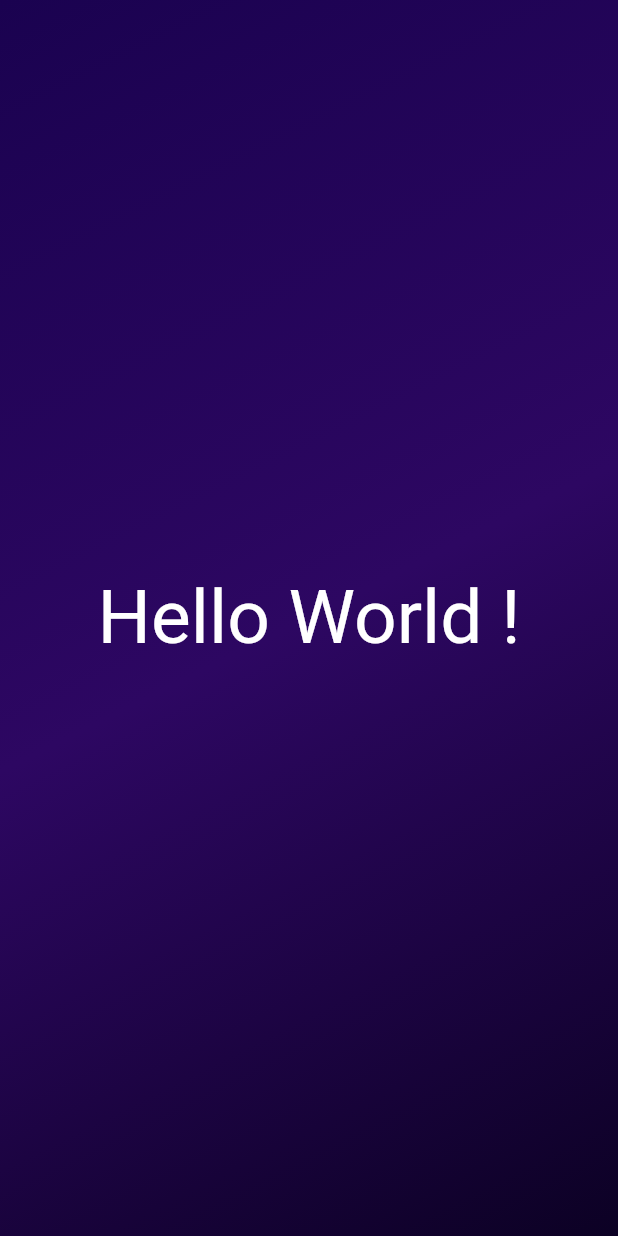
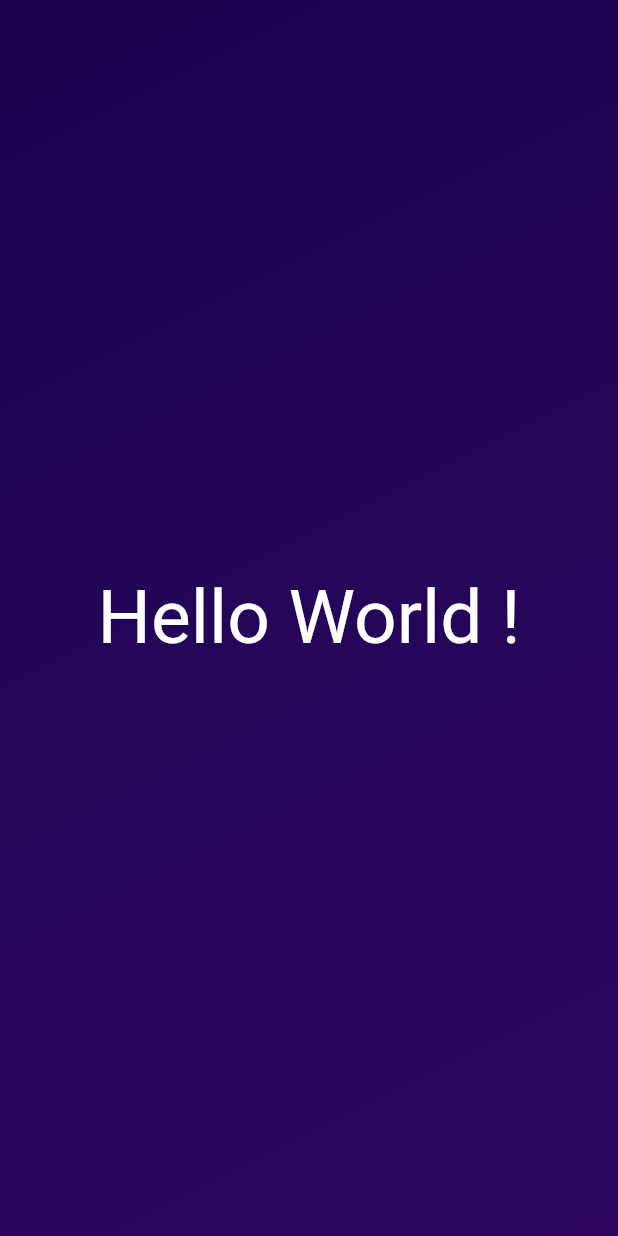
Before and after one commit to hackertruth/basic, a Flutter app: the screen it shows after launch, on a phone screen of 412 x 824 dp. Run offline on Flutter 3.47's test engine with Material 2 defaults, Android fonts, the phone set to English and light mode, and no system bars.

Commit message:
Created objects for both the StyleText and GradientContainer to dynamically receive data

```diff
--- a/lib/gradient_container.dart
+++ b/lib/gradient_container.dart
@@ -2,26 +2,53 @@ import 'package:flutter/material.dart';
 
 import 'package:basic/style_text.dart';
 
+var startAlignment = Alignment.topLeft;
+var endAlignment = Alignment.bottomRight;
+
 class GradientContainer extends StatelessWidget {
- const GradientContainer ({super.key});
+  const GradientContainer(this.color1, this.color2, {super.key});
 
- @override
-  Widget build (context) {
+  final Color color1;
+  final Color color2;
 
+  @override
+  Widget build(context) {
     return Container(
-        decoration: const BoxDecoration(
-          gradient: LinearGradient(colors: [
-            Color.fromARGB(255, 26, 2, 80),
-            Color.fromARGB(255, 45, 7, 98),
-            Color.fromARGB(255, 12, 1, 36),
-          ],
-          begin: Alignment.topLeft,
-          end: Alignment.bottomRight,
-          ),
+      decoration: BoxDecoration(
+        gradient: LinearGradient(
+          colors: [color1, color2],
+          begin: startAlignment,
+          end: endAlignment,
         ),
-        child: const Center(
-          child: StyleText(),
-        ),
-      );
+      ),
+      child: const Center(
+        child: StyleText('Hello World !'),
+      ),
+    );
   }
 }
+
+// class GradientContainer extends StatelessWidget {
+//   const GradientContainer({super.key, required this.colors});
+//   final List<Color> colors;
+
+//   @override
+//   Widget build(context) {
+//     return Container(
+//       decoration: BoxDecoration(
+//         gradient: LinearGradient(
+//           colors: colors,
+//           // [
+//           // Color.fromARGB(255, 26, 2, 80),
+//           // Color.fromARGB(255, 45, 7, 98),
+//           // ]
+//           begin: startAlignment,
+//           end: endAlignment,
+//         ),
+//       ),
+//       child: const Center(
+//         child: StyleText('Hello World !'),
+//       ),
+//     );
+//   }
+// }
--- a/lib/main.dart
+++ b/lib/main.dart
@@ -6,7 +6,10 @@ void main() {
   runApp(
     const MaterialApp(
         home: Scaffold(
-      body: GradientContainer(),
+      body: GradientContainer(
+        Color.fromARGB(255, 26, 2, 80),
+        Color.fromARGB(255, 45, 7, 98),
+      ),
     )),
   );
 }
--- a/lib/style_text.dart
+++ b/lib/style_text.dart
@@ -1,14 +1,17 @@
 import 'package:flutter/material.dart';
 
 class StyleText extends StatelessWidget {
- const StyleText ({super.key});
+  const StyleText(this.text, {super.key});
+  final String text;
 
-@override
+  @override
   Widget build(context) {
-
-    return  const Text('Hello World !', style: TextStyle(
-            fontSize: 50,
-            color: Colors.white,
-          ), );
+    return Text(
+      text,
+      style: const TextStyle(
+        fontSize: 50,
+        color: Colors.white,
+      ),
+    );
   }
 }
```
